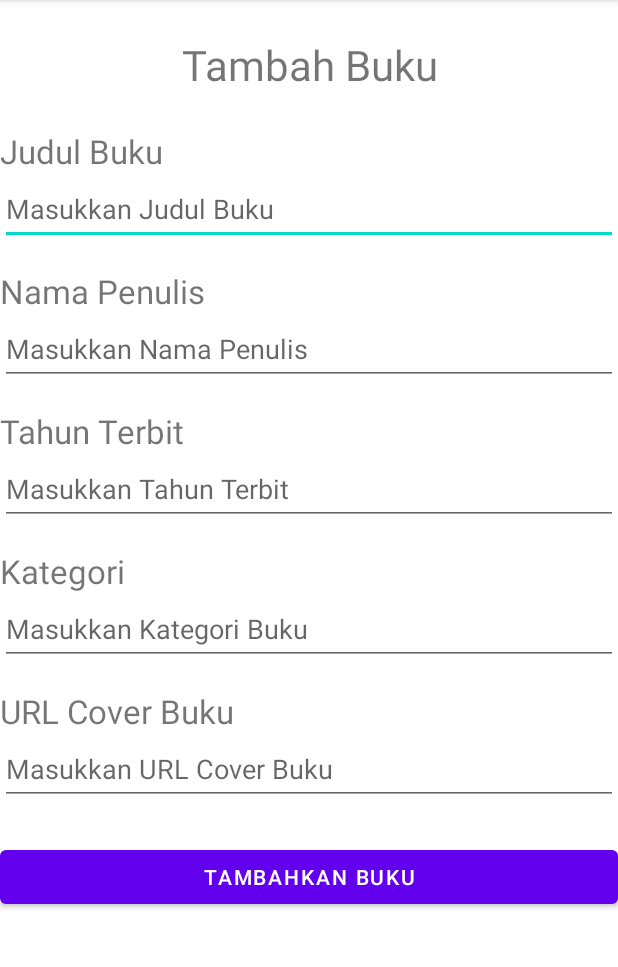
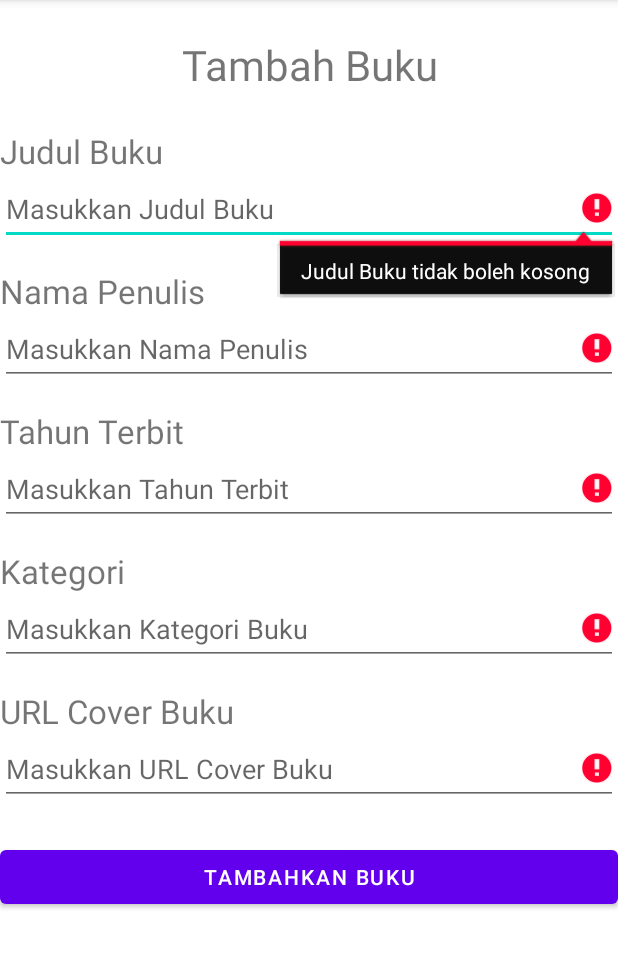
Before and after one commit to nandaarya/TalentClass-batch-8, an Android app: the AddBookActivity screen opened directly, with no data from a screen before it, after a tap on "TAMBAHKAN BUKU", on a phone screen of 412 x 824 dp, the part 84-1051 px from its top. Run offline under Robolectric (Android 15) with nearby library versions, the phone set to English and light mode, and no system bars; our stand-ins replace Firebase (no records; nobody signed in at launch, a user with empty details on screens opened directly).

Commit message:
add validation in add book form

```diff
--- a/Day 6/Tugas-Day-6-App/app/src/main/java/com/example/tugas_day_6_app/AddBookActivity.kt
+++ b/Day 6/Tugas-Day-6-App/app/src/main/java/com/example/tugas_day_6_app/AddBookActivity.kt
@@ -44,6 +44,27 @@ class AddBookActivity : AppCompatActivity() {
             val category = etCategory.text.toString()
             val bookCoverURL = etBookCoverUrl.text.toString()
 
+            if (bookTitle.isEmpty()) {
+                binding.etBookTitle.error = "Judul Buku tidak boleh kosong"
+            }
+
+            if (authorName.isEmpty()) {
+                binding.etAuthorName.error = "Nama Penulis tidak boleh kosong"
+            }
+
+            if (publicationYear.isEmpty()) {
+                binding.etPublicationYear.error = "Tahun terbit tidak boleh kosong"
+            }
+
+            if (category.isEmpty()) {
+                binding.etCategory.error = "Kategori tidak boleh kosong"
+            }
+
+            if (bookCoverURL.isEmpty()) {
+                binding.etBookCoverUrl.error = "URL Cover Buku tidak boleh kosong"
+            }
+
+            if (bookTitle.isNotEmpty() && authorName.isNotEmpty() && publicationYear.isNotEmpty() && category.isNotEmpty() && bookCoverURL.isNotEmpty()) {
                 val book = BookFirebaseRealtimeDBModel(
                     bookTitle,
                     authorName,
@@ -59,13 +80,25 @@ class AddBookActivity : AppCompatActivity() {
                     etCategory.text.clear()
                     etBookCoverUrl.text.clear()
 
-                Toast.makeText(this@AddBookActivity, "Data berhasil disimpan!", Toast.LENGTH_SHORT).show()
+                    Toast.makeText(
+                        this@AddBookActivity,
+                        "Data berhasil disimpan!",
+                        Toast.LENGTH_SHORT
+                    )
+                        .show()
                 }
                     .addOnCanceledListener {
-                    Toast.makeText(this@AddBookActivity, "Batal disimpan!", Toast.LENGTH_SHORT).show()
+                        Toast.makeText(this@AddBookActivity, "Batal disimpan!", Toast.LENGTH_SHORT)
+                            .show()
                     }
                     .addOnFailureListener {
-                    Toast.makeText(this@AddBookActivity, "Data Gagal disimpan!", Toast.LENGTH_SHORT).show()
+                        Toast.makeText(
+                            this@AddBookActivity,
+                            "Data Gagal disimpan!",
+                            Toast.LENGTH_SHORT
+                        )
+                            .show()
+                    }
             }
 
         }
```
Also changed, not shown: Day 6/Tugas-Day-6-App/app/src/main/java/com/example/tugas_day_6_app/DetailBookActivity.kt (+13 -6 lines), Day 6/Tugas-Day-6-App/app/src/main/java/com/example/tugas_day_6_app/EditDetailBookActivity.kt (+16 -1 lines). Lines whose indentation alone changed are shown as unchanged.
